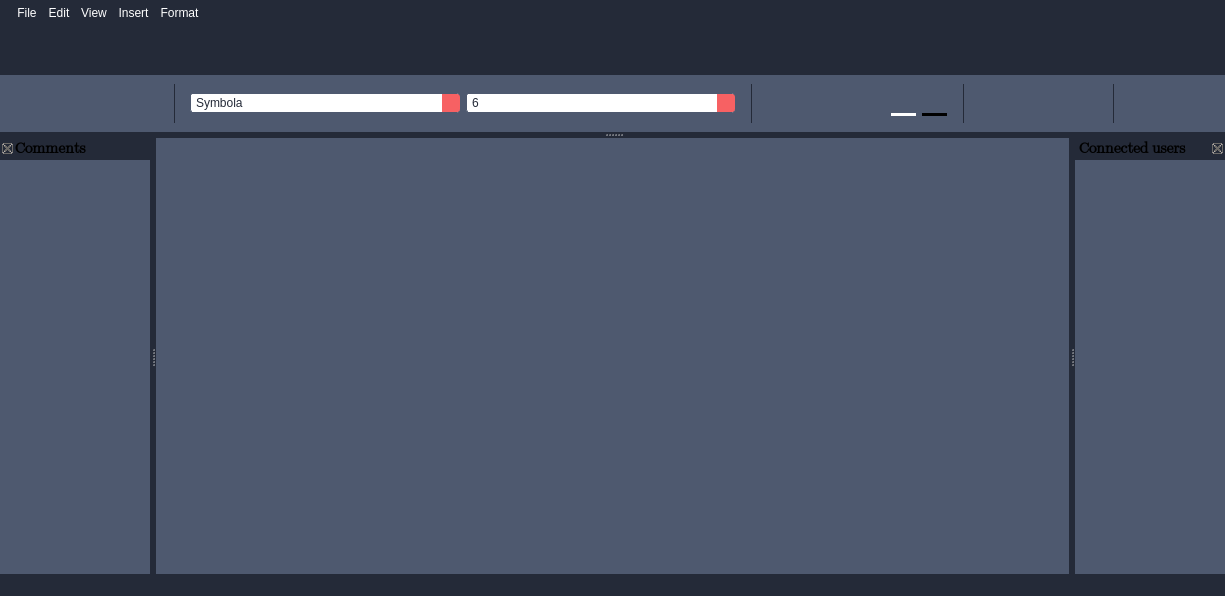
This is src/client/gui/ui/texteditor.ui in aleoli/Shared-Editor as Qt 5 draws it before an edit. The edited form follows.
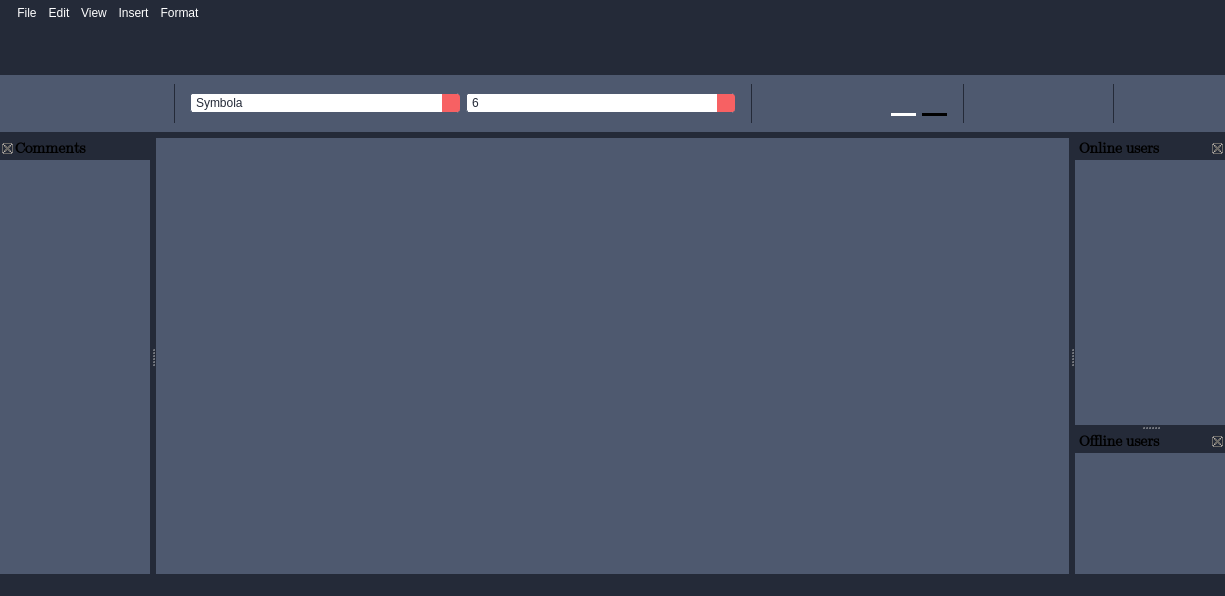
This is the edited form. Icons and pictures are not drawn.

Commit message: DockWidget Offline Users

```diff
--- a/src/client/gui/ui/texteditor.ui
+++ b/src/client/gui/ui/texteditor.ui
@@ -372,6 +372,12 @@
      <height>44</height>
     </size>
    </property>
+   <property name="maximumSize">
+    <size>
+     <width>524287</width>
+     <height>524287</height>
+    </size>
+   </property>
    <property name="font">
     <font>
      <family>Segoe UI Emoji</family>
@@ -421,7 +427,7 @@
     <set>QDockWidget::DockWidgetClosable</set>
    </property>
    <property name="windowTitle">
-    <string>Connected users</string>
+    <string>Online users</string>
    </property>
    <attribute name="dockWidgetArea">
     <number>2</number>
@@ -517,7 +523,7 @@
    <property name="maximumSize">
     <size>
      <width>524287</width>
-     <height>524287</height>
+     <height>50</height>
     </size>
    </property>
    <property name="layoutDirection">
@@ -2344,6 +2350,85 @@
     </layout>
    </widget>
   </widget>
+  <widget class="QDockWidget" name="dock_disconnectedUsers">
+   <property name="enabled">
+    <bool>true</bool>
+   </property>
+   <property name="maximumSize">
+    <size>
+     <width>524287</width>
+     <height>300</height>
+    </size>
+   </property>
+   <property name="font">
+    <font>
+     <family>Segoe UI Emoji</family>
+     <pointsize>11</pointsize>
+     <weight>75</weight>
+     <bold>true</bold>
+    </font>
+   </property>
+   <property name="acceptDrops">
+    <bool>false</bool>
+   </property>
+   <property name="autoFillBackground">
+    <bool>false</bool>
+   </property>
+   <property name="styleSheet">
+    <string notr="true">QDockWidget{
+	border: 5px solid red;
+    /*titlebar-close-icon: url(close.png);
+    titlebar-normal-icon: url(undock.png);*/
+}
+
+QDockWidget::title { 
+    text-align: center; 
+	color: white;
+    background: #F65964;
+	/*padding-left: 5px;*/
+}
+
+QDockWidget::close-button, QDockWidget::float-button {
+    border: 1px solid transparent;
+    background: transparent;
+    padding: 0px;
+/*	icon-size: 14px; /* maximum icon size */*/
+}
+
+QDockWidget::close-button:hover, QDockWidget::float-button:hover {
+    background: white;
+}
+
+QDockWidget::close-button:pressed, QDockWidget::float-button:pressed {
+    padding: 1px -1px -1px 1px;
+}
+
+/*QDockWidget::close-button {
+    subcontrol-position: top left;
+    subcontrol-origin: margin;
+    position: absolute;
+    top: 0px; left: 0px; bottom: 0px;
+    width: 14px;
+}*/</string>
+   </property>
+   <property name="features">
+    <set>QDockWidget::DockWidgetClosable</set>
+   </property>
+   <property name="allowedAreas">
+    <set>Qt::RightDockWidgetArea</set>
+   </property>
+   <property name="windowTitle">
+    <string>Offline users</string>
+   </property>
+   <attribute name="dockWidgetArea">
+    <number>2</number>
+   </attribute>
+   <widget class="QWidget" name="contents_disconnectedUsers">
+    <property name="styleSheet">
+     <string notr="true">background-color: #4E596F;</string>
+    </property>
+   </widget>
+  </widget>
   <action name="actionOpen">
    <property name="text">
     <string>Open</string>
```
